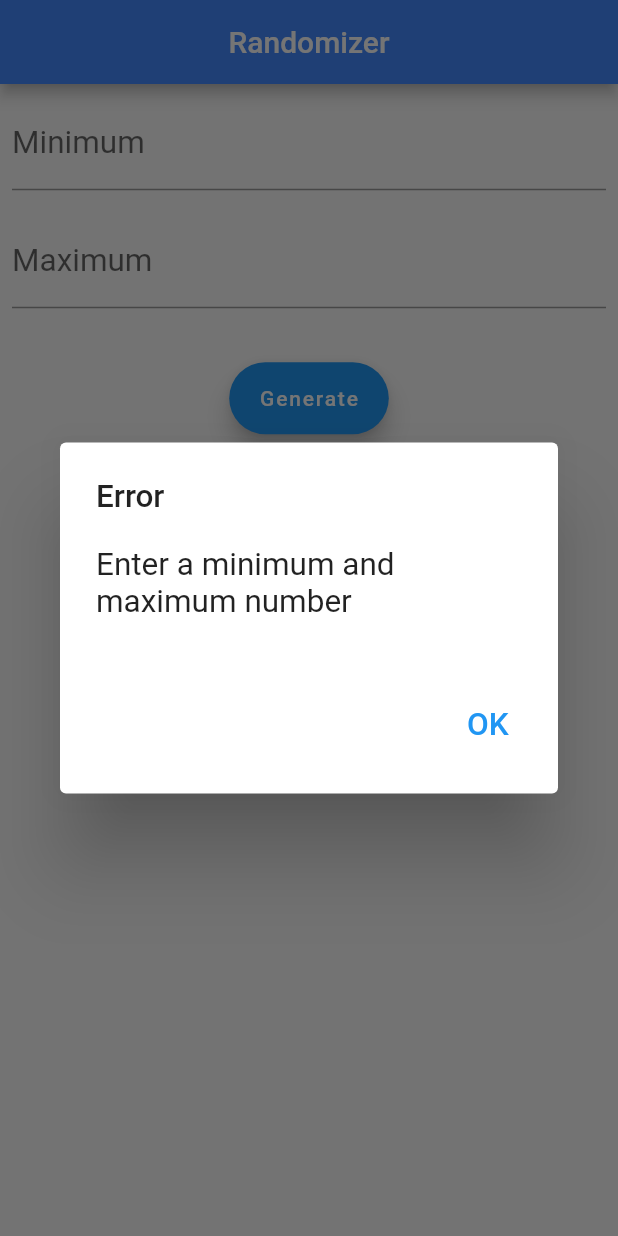
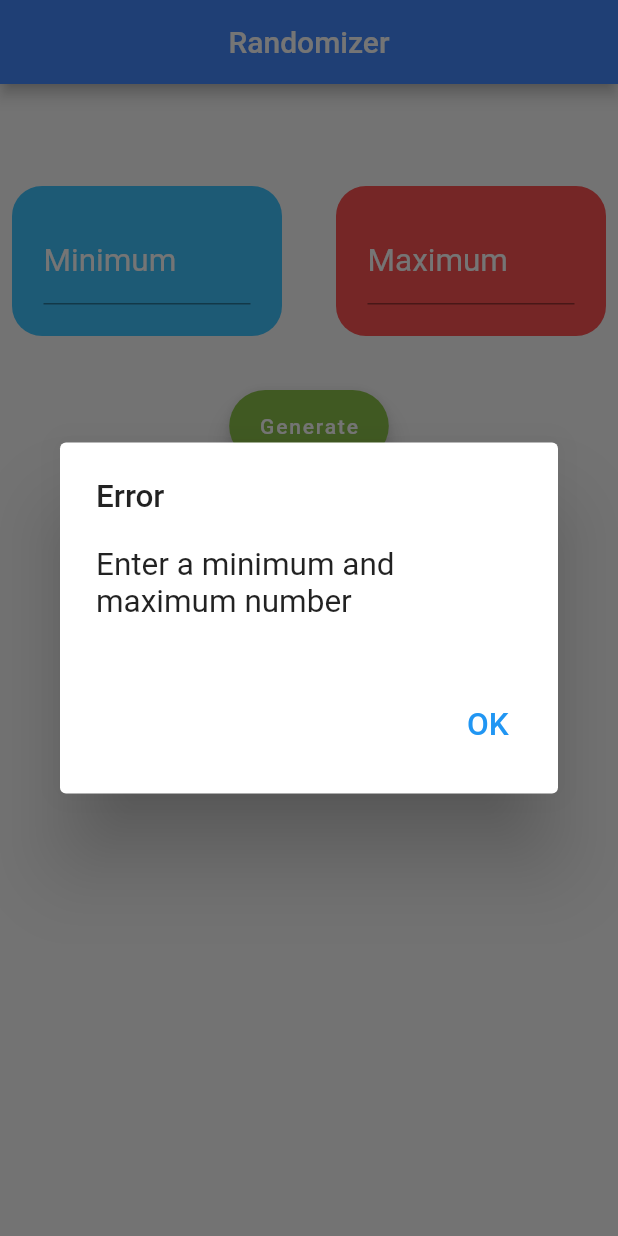
Before and after one commit to nmtsaraiva/randomizer_app, a Flutter app: the screen it shows after launch, after a tap on "Generate", on a phone screen of 412 x 824 dp. Run offline on Flutter 3.47's test engine with Material 2 defaults, Android fonts, the phone set to English and light mode, and no system bars; our stand-ins replace gap.

Commit message:
update interface

```diff
--- a/lib/main.dart
+++ b/lib/main.dart
@@ -44,6 +44,23 @@ class _FormNumbersState extends State<FormNumbers> {
 
   var randomNumber = "";
 
+  _showDialog(String message) {
+    showDialog(context: context, builder: (ctx) =>  AlertDialog(
+      title: const Text("Error", style: TextStyle(fontSize: 21),),
+      content: Text(message, style: const TextStyle(fontSize: 21),),
+      actions: [
+        TextButton(
+            onPressed: (){
+              Navigator.of(ctx).pop();
+            },
+            child: Container(
+              padding: const EdgeInsets.all(17),
+              child: const Text("OK", style: TextStyle(fontSize: 21),),
+            ))
+      ],
+    ));
+  }
+
   Future<void> _showRandomized() async {
     setState(()  {
        randomNumber =  (int.parse(_minimumController.text) +  Random().nextInt((int.parse(_maximumController.text)) -
@@ -57,30 +74,51 @@ class _FormNumbersState extends State<FormNumbers> {
     return Column(
       crossAxisAlignment: CrossAxisAlignment.start,
       children: [
+        const Gap(60),
         Padding(
           padding: const EdgeInsets.symmetric(horizontal: 8, vertical: 8),
+          child: Row(
+            mainAxisAlignment: MainAxisAlignment.spaceBetween,
+            children: [
+              Container(
+                decoration: const BoxDecoration(
+                  borderRadius: BorderRadius.all(Radius.circular(20)),
+                  color: Colors.lightBlueAccent
+                ),
+                height: 100,
+                width: 180,
+                padding: const EdgeInsets.fromLTRB(21, 21, 21, 21),
                 child: TextFormField(
                     keyboardType: TextInputType.number,
                     inputFormatters: [
                       FilteringTextInputFormatter.digitsOnly
                     ],
                     decoration: const InputDecoration(
-              labelText: "Minimum", labelStyle: TextStyle(fontSize: 21),
+                      labelText: "Minimum", labelStyle: TextStyle(fontSize: 21, color: Colors.white),
                     ),
                     controller: _minimumController
                 ),
               ),
-        Padding(
-          padding: const EdgeInsets.symmetric(horizontal: 8, vertical: 8),
+              Container(
+                decoration: const BoxDecoration(
+                    borderRadius: BorderRadius.all(Radius.circular(20)),
+                    color: Colors.redAccent
+                ),
+                height: 100,
+                width: 180,
+                padding: const EdgeInsets.fromLTRB(21, 21, 21, 21),
                 child: TextFormField(
                     keyboardType: TextInputType.number,
                     inputFormatters: [
                       FilteringTextInputFormatter.digitsOnly
                     ],
                     decoration: const InputDecoration(
-              labelText: "Maximum", labelStyle: TextStyle(fontSize: 21),
+                      labelText: "Maximum", labelStyle: TextStyle(fontSize: 21, color: Colors.white),
                     ),
                     controller: _maximumController
+                ),
+              ),
+            ],
           ),
         ),
         const Gap(20),
@@ -89,53 +127,14 @@ class _FormNumbersState extends State<FormNumbers> {
           child: Center(
             child: FloatingActionButton.extended(
               label: const Text("Generate"),
-              backgroundColor: Colors.blue,
+              backgroundColor: Colors.lightGreen,
               onPressed: () async {
                 if(_minimumController.text.isEmpty || _maximumController.text.isEmpty ) {
-                  showDialog(context: context, builder: (ctx) =>  AlertDialog(
-                    title: const Text("Error", style: TextStyle(fontSize: 21),),
-                    content: const Text("Enter a minimum and maximum number", style: TextStyle(fontSize: 21),),
-                    actions: [
-                      TextButton(
-                          onPressed: (){
-                            Navigator.of(ctx).pop();
-                            },
-                          child: Container(
-                            padding: const EdgeInsets.all(17),
-                            child: const Text("OK", style: TextStyle(fontSize: 21),),
-                          ))
-                    ],
-                  ));
+                  _showDialog("Enter a minimum and maximum number");
                 } else if (int.parse(_minimumController.text) > int.parse(_maximumController.text)){
-                  showDialog(context: context, builder: (ctx) =>  AlertDialog(
-                    title: const Text("Error", style: TextStyle(fontSize: 21),),
-                    content: const Text("The minimum number cannot be greater than the maximum", style: TextStyle(fontSize: 21),),
-                    actions: [
-                      TextButton(
-                          onPressed: (){
-                            Navigator.of(ctx).pop();
-                          },
-                          child: Container(
-                            padding: const EdgeInsets.all(17),
-                            child: const Text("OK", style: TextStyle(fontSize: 21),),
-                          ))
-                    ],
-                  ));
+                  _showDialog("The minimum number cannot be greater than the maximum");
                 } else if(int.parse(_minimumController.text) == int.parse(_maximumController.text)){
-                  showDialog(context: context, builder: (ctx) =>  AlertDialog(
-                    title: const Text("Error", style: TextStyle(fontSize: 21),),
-                    content: const Text("The minimum number cannot be equal than the maximum", style: TextStyle(fontSize: 21),),
-                    actions: [
-                      TextButton(
-                          onPressed: (){
-                            Navigator.of(ctx).pop();
-                          },
-                          child: Container(
-                            padding: const EdgeInsets.all(17),
-                            child: const Text("OK", style: TextStyle(fontSize: 21),),
-                          ))
-                    ],
-                  ));
+                  _showDialog("The minimum number cannot be equal than the maximum");
                 } else {
                   await _showRandomized();
                 }
```
Lines whose indentation alone changed are shown as unchanged.
